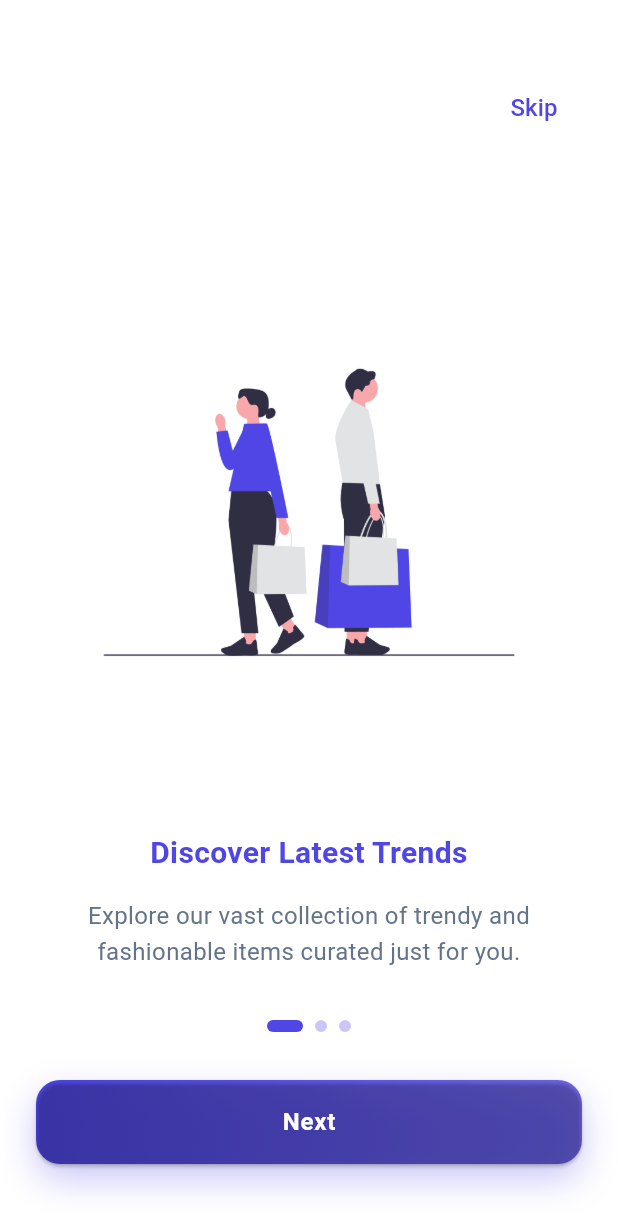
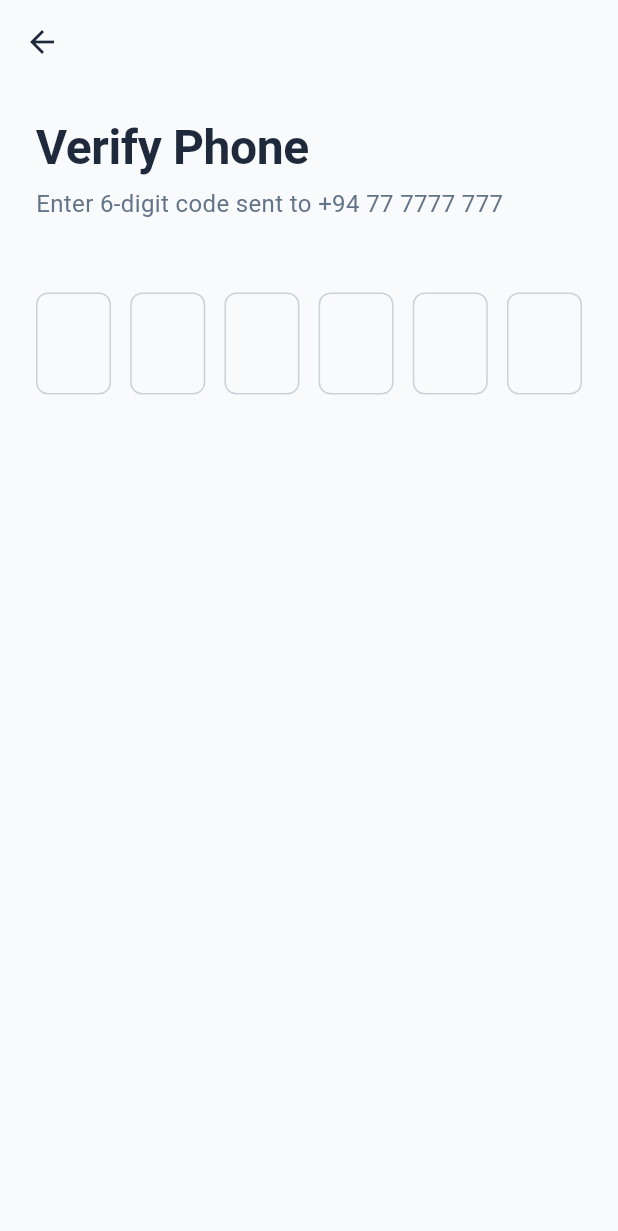
Before and after one commit to YahaniNethmini/E-Commerce-App, a Flutter app: the screen it shows after launch, on a phone screen of 412 x 824 dp. Shown: the top 1231 px of the screen. Run offline on Flutter 3.47's test engine with Material 3 defaults, Android fonts, the phone set to English and light mode, and no system bars; Roboto replaces fonts that are missing (Poppins).

Commit message:
create otp verification  screen

```diff
--- a/lib/main.dart
+++ b/lib/main.dart
@@ -1,3 +1,4 @@
+import 'package:e_commerce_app/screens/otp_verification_screen.dart';
 import 'package:e_commerce_app/screens/splash_screen.dart';
 import 'package:e_commerce_app/theme/theme.dart';
 import 'package:flutter/material.dart';
@@ -25,7 +26,7 @@ class MyApp extends StatelessWidget {
       title: "ShopEase",
       debugShowCheckedModeBanner: false,
       theme: AppTheme.LightTheme,
-      home: SplashScreen(),
+      home: OtpVerificationScreen(),
     );
   }
 }
--- /dev/null
+++ b/lib/screens/otp_verification_screen.dart
@@ -0,0 +1,145 @@
+import 'package:e_commerce_app/theme/theme.dart';
+import 'package:flutter/material.dart';
+
+class OtpVerificationScreen extends StatefulWidget {
+  const OtpVerificationScreen({super.key});
+
+  @override
+  State<OtpVerificationScreen> createState() => _OtpVerificationScreenState();
+}
+
+class _OtpVerificationScreenState extends State<OtpVerificationScreen> {
+  final int otpLength = 6;
+  final List<TextEditingController> _controllers = [];
+  final List<FocusNode> _focusNode = [];
+
+  bool _isVerifying = false;
+  int _resendTimer = 30;
+  bool _canResend = false;
+
+  @override
+  void initState() {
+    // TODO: implement initState
+    super.initState();
+    for(int i = 0; i < otpLength; i++){
+      _controllers.add(TextEditingController());
+      _focusNode.add(FocusNode());
+    }
+    _startresendTimer();
+  }
+
+  void _startresendTimer(){
+    Future.delayed(
+      Duration(seconds: 1),(){
+        if(!mounted) return;
+        setState(() {
+          if(_resendTimer > 0){
+            _resendTimer--;
+            _startresendTimer();
+          }
+          else{
+            _canResend = true;
+          }
+        });
+      },
+    );
+  }
+
+  void _verifyOTP(){
+    String otp = _controllers.map((controller) => controller.text).join();
+    if(otp.length == otpLength){
+      setState(() => _isVerifying = true);
+      Future.delayed(
+        Duration(seconds: 2), (){
+          if(!mounted) return;
+        }
+      );
+    }
+  }
+
+  @override
+  void dispose() {
+    // TODO: implement dispose
+    for (var controller in _controllers) {
+      controller.dispose();
+    }
+    for (var node in _focusNode){
+      node.dispose();
+    }
+    super.dispose();
+  }
+
+  @override
+  Widget build(BuildContext context) {
+    return Scaffold(
+      appBar: AppBar(
+        backgroundColor: Colors.transparent,
+        elevation: 0,
+        leading: IconButton(
+          onPressed: (){
+            Navigator.pop(context);
+          },
+          icon: Icon(
+            Icons.arrow_back,
+            color: AppTheme.textPrimary,
+          ),
+        ),
+      ),
+
+      body: SingleChildScrollView(
+        child: Padding(
+          padding: EdgeInsets.all(24),
+          child: Column(
+            crossAxisAlignment: CrossAxisAlignment.start,
+            children: [
+              Text(
+                "Verify Phone",
+                style: Theme.of(context).textTheme.displayLarge,
+              ),
+              SizedBox(height: 8),
+              Text(
+                "Enter 6-digit code sent to +94 77 7777 777",
+                style: TextStyle(
+                  fontSize: 16,
+                  color: AppTheme.textSecondary,
+                ),
+              ),
+              SizedBox(height: 48),
+              Row(
+                mainAxisAlignment: MainAxisAlignment.spaceBetween,
+                children: List.generate(otpLength, (index)=>SizedBox(
+                  width: 50,
+                  child: TextField(
+                    controller: _controllers[index],
+                    focusNode: _focusNode[index],
+                    textAlign: TextAlign.center,
+                    keyboardType: TextInputType.number,
+                    maxLength: 1,
+                    style: TextStyle(
+                      fontSize: 24,
+                    ),
+                    decoration: InputDecoration(
+                      counterText: "",
+                      enabledBorder: OutlineInputBorder(
+                        borderRadius: BorderRadius.circular(8),
+                        borderSide: BorderSide(
+                          color: AppTheme.textSecondary.withOpacity(0.3)
+                        ),
+                      ),
+                      focusedBorder: OutlineInputBorder(
+                        borderRadius: BorderRadius.circular(8),
+                        borderSide: BorderSide(
+                            color: AppTheme.textSecondary.withOpacity(0.3)
+                        ),
+                      ),
+                    ),
+                  ),
+                )),
+              ),
+            ],
+          ),
+        ),
+      ),
+    );
+  }
+}
```
